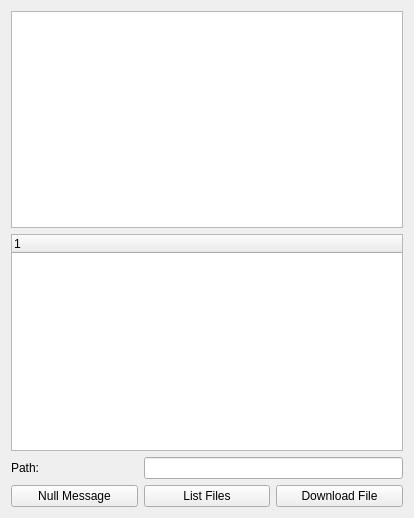
mavlink/qgroundcontrol, file src/ui/QGCUASFileView.ui: the form before one commit.
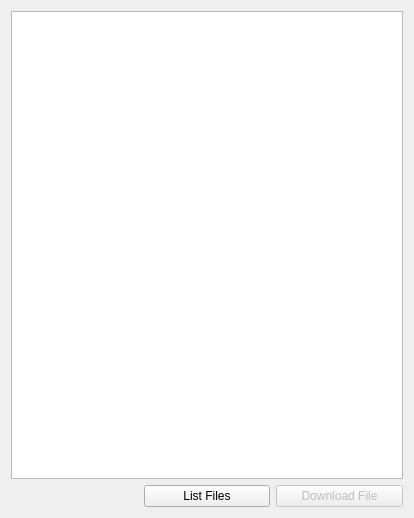
The form after the commit.

Commit message:
Changed FTP to tree view
Also added selection from tree view for downloading

```diff
--- a/src/ui/QGCUASFileView.ui
+++ b/src/ui/QGCUASFileView.ui
@@ -14,7 +14,7 @@
    <string>Form</string>
   </property>
   <layout class="QGridLayout" name="gridLayout">
-   <item row="3" column="1">
+   <item row="1" column="1">
     <widget class="QPushButton" name="listFilesButton">
      <property name="text">
       <string>List Files</string>
@@ -22,10 +22,10 @@
     </widget>
    </item>
    <item row="0" column="0" colspan="3">
-    <widget class="QPlainTextEdit" name="messageArea"/>
-   </item>
-   <item row="1" column="0" colspan="3">
     <widget class="QTreeWidget" name="treeWidget">
+     <property name="headerHidden">
+      <bool>true</bool>
+     </property>
      <column>
       <property name="text">
        <string notr="true">1</string>
@@ -33,30 +33,16 @@
      </column>
     </widget>
    </item>
-   <item row="3" column="0">
-    <widget class="QPushButton" name="testButton">
-     <property name="text">
-      <string>Null Message</string>
-     </property>
-    </widget>
-   </item>
-   <item row="3" column="2">
+   <item row="1" column="2">
     <widget class="QPushButton" name="downloadButton">
+     <property name="enabled">
+      <bool>false</bool>
+     </property>
      <property name="text">
       <string>Download File</string>
      </property>
     </widget>
    </item>
-   <item row="2" column="0">
-    <widget class="QLabel" name="label">
-     <property name="text">
-      <string>Path:</string>
-     </property>
-    </widget>
-   </item>
-   <item row="2" column="1" colspan="2">
-    <widget class="QLineEdit" name="pathLineEdit"/>
-   </item>
   </layout>
  </widget>
  <resources/>
```
The commit also changes 4 other files.
